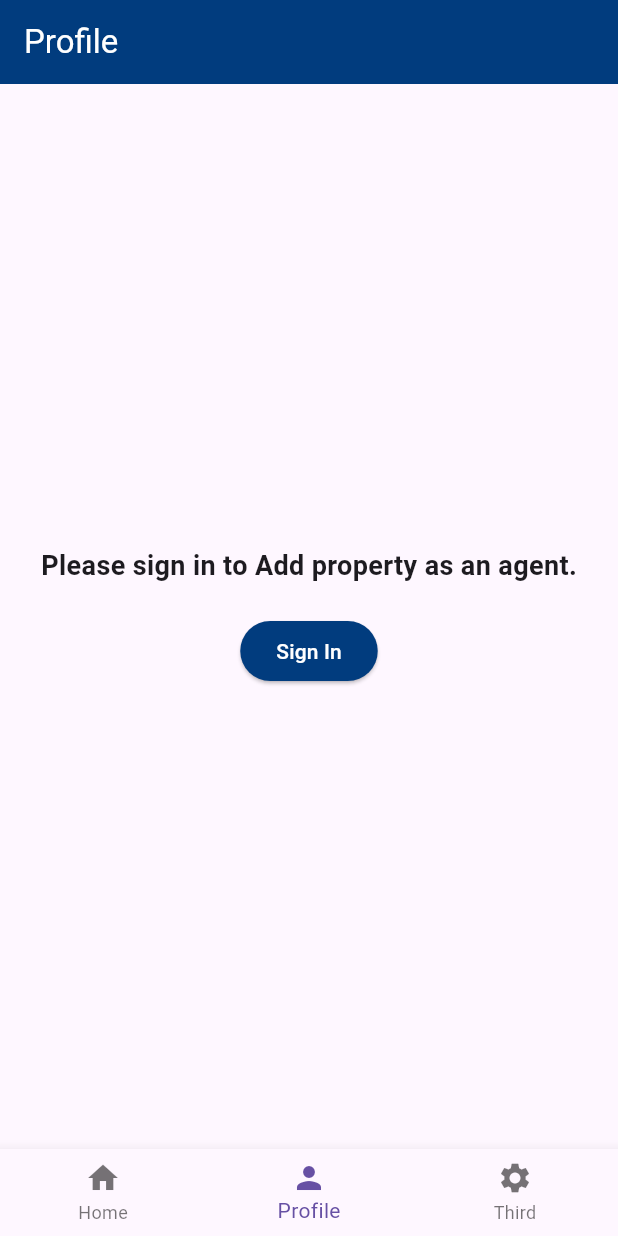
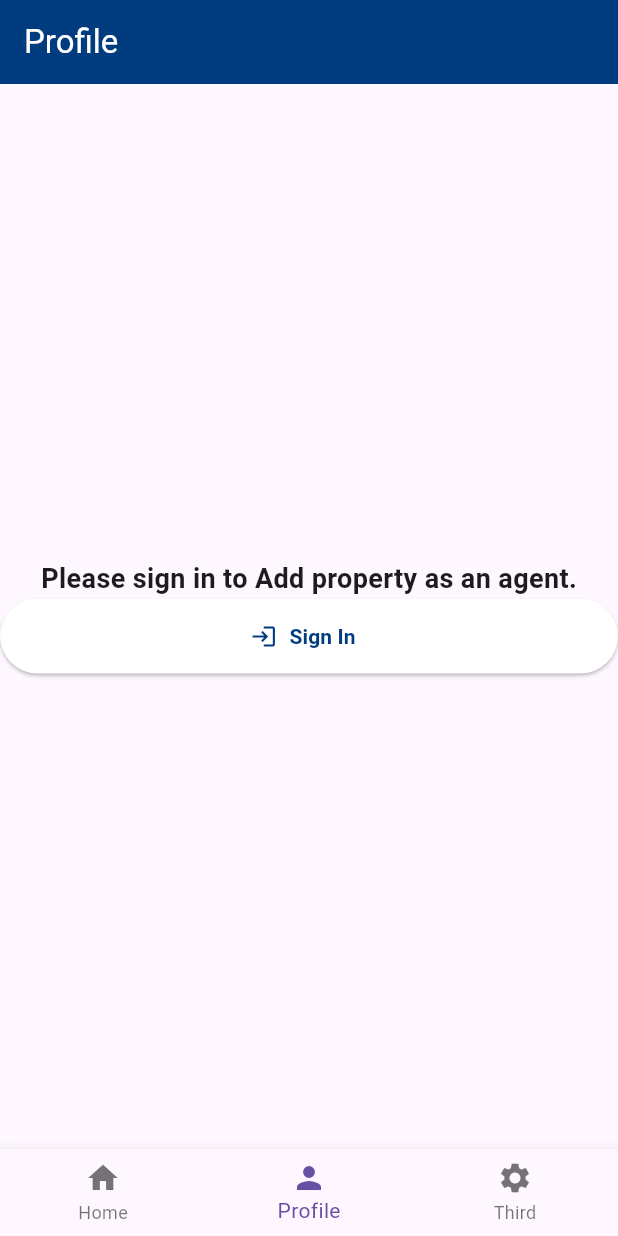
Before and after one commit to Jatinsinghv64/PropertyManagement, a Flutter app: the screen it shows after launch, item 2 of the bottom bar chosen, on a phone screen of 412 x 824 dp. Run offline on Flutter 3.47's test engine with Material 3 defaults, Android fonts, the light colour scheme and no system bars; our stand-ins replace cached_network_image, carousel_slider, cloud_firestore, firebase_auth, firebase_core, firebase_storage and 2 more; accounts and stored records are empty.

Commit message:
with Updated UI with more functionality

```diff
--- a/lib/editpropertyscreen.dart
+++ b/lib/editpropertyscreen.dart
@@ -50,6 +50,7 @@ class _EditPropertyScreenState extends State<EditPropertyScreen> {
     return Scaffold(
       appBar: AppBar(
         title: Text('Edit Property'),
+        backgroundColor: Color(0xFF013c7e),
       ),
       body: Padding(
         padding: const EdgeInsets.all(16.0),
--- a/lib/loading_screen.dart
+++ b/lib/loading_screen.dart
@@ -18,12 +18,12 @@ class _LoadingScreenState extends State<LoadingScreen> {
 
   Future<void> _loadData() async {
     // Simulate some loading tasks
-    await Future.delayed(Duration(seconds: 6));
+    await Future.delayed(Duration(seconds: 2));
 
     // Navigate to the home screen after the loading is complete
     Navigator.pushReplacement(
       context,
-      MaterialPageRoute(builder: (context) => AuthenticationWrapper()), // Replace with your home screen
+      MaterialPageRoute(builder: (context) => MyHomePage()), // Replace with your home screen
     );
   }
 
--- a/lib/main.dart
+++ b/lib/main.dart
@@ -4,6 +4,7 @@ import 'package:flutter/material.dart';
 import 'package:firebase_core/firebase_core.dart';
 import 'package:property/bottomnavigationBar.dart';
 import 'package:property/loading_screen.dart';
+import 'package:property/myproperties.dart';
 import 'package:property/profile.dart';
 import 'package:property/property_detail.dart';
 import 'package:property/propertycard.dart';
@@ -24,11 +25,12 @@ class MyApp extends StatelessWidget {
   @override
   Widget build(BuildContext context) {
     return MaterialApp(
-      home: MyHomePage(),
+      home: LoadingScreen(),
       debugShowCheckedModeBanner: false,
       routes: {
         '/home': (context) => PropertyListScreen(),
         '/profile': (context) => ProfilePage(),
+        '/my_properties': (context) => MyPropertiesPage(),
       },
     );
   }
@@ -171,10 +173,10 @@ class _PropertyListScreenState extends State<PropertyListScreen> {
       appBar: AppBar(
         backgroundColor: Color(0xFF013c7e),
         title: Container(
-          padding: EdgeInsets.all(4.0),
+          padding: EdgeInsets.all(2.5),
           decoration: BoxDecoration(
             color: Colors.white,
-            borderRadius: BorderRadius.circular(8.0),
+            borderRadius: BorderRadius.circular(40.0),
           ),
           child: Row(
             children: [
@@ -189,7 +191,7 @@ class _PropertyListScreenState extends State<PropertyListScreen> {
                   child: Container(
                     decoration: BoxDecoration(
                       border: Border.all(color: Color(0xFF013c7e)),
-                      borderRadius: BorderRadius.circular(8.0),
+                      borderRadius: BorderRadius.circular(40.0),
                     ),
                     child: Row(
                       children: [
--- a/lib/profile.dart
+++ b/lib/profile.dart
@@ -75,7 +75,7 @@ class _ProfilePageState extends State<ProfilePage> {
             children: [
               CircleAvatar(
                 radius: 50,
-                backgroundImage: NetworkImage(_user!.photoURL ?? ''),
+                backgroundImage: NetworkImage(_user!.photoURL ?? 'https://cdn-icons-png.flaticon.com/512/700/700674.png'),
               ),
               SizedBox(height: 20),
               Text(
@@ -85,14 +85,19 @@ class _ProfilePageState extends State<ProfilePage> {
                   fontWeight: FontWeight.bold,
                 ),
               ),
-              SizedBox(height: 10),
+              SizedBox(height: 20),
               Text(
                 _user!.email ?? '',
                 style: TextStyle(fontSize: 16, color: Colors.grey),
               ),
-              SizedBox(height: 20),
+              const SizedBox(height: 30),
+              const Divider(),
+              // const SizedBox(height: 10),
               // Add a button to navigate to MyPropertiesPage
-              ElevatedButton(
+              SizedBox(
+                width: double.infinity,
+                height: 50,
+                child: ElevatedButton.icon(
                   onPressed: () {
                     Navigator.pushReplacement(
                       context,
@@ -102,23 +107,60 @@ class _ProfilePageState extends State<ProfilePage> {
                     );
                   },
                   style: ElevatedButton.styleFrom(
-                  primary: Color(0xFF013c7e),
+                    primary: Colors.white,
                     // Set the desired background color
                   ),
-                child: Text(
+                  icon: Icon(
+                    Icons.home,
+                    color: Color(0xFF013c7e),
+                  ),
+                  label: Text(
                     'My Properties',
-                  style: TextStyle(color: Colors.white),
+                    style: TextStyle(color: Color(0xFF013c7e), fontWeight: FontWeight.bold),
                   ),
                 ),
+              ),
+
+              // SizedBox(height: 5,),
+              SizedBox(
+                width: double.infinity,
+                height: 50,
+                child: ElevatedButton.icon(
+                  onPressed: () {
+                    Navigator.pushReplacement(
+                      context,
+                      MaterialPageRoute(
+                        builder: (context) => AddPropertyPage(),
+                      ),
+                    );
+                  },
+                  style: ElevatedButton.styleFrom(
+                    primary: Colors.white,
+                    // Set the desired background color
+                  ),
+                  icon: Icon(
+                    Icons.add,
+                    color: Color(0xFF013c7e),
+                  ),
+                  label: Text(
+                    'Add Property',
+                    style: TextStyle(color: Color(0xFF013c7e), fontWeight: FontWeight.bold),
+                  ),
+                ),
+              ),
+
             ],
           )
               : Text(
             'Please sign in to Add property as an agent.',
             style: TextStyle(fontSize: 18, fontWeight: FontWeight.bold),
           ),
-          SizedBox(height: 20),
+          // SizedBox(height: 10),
           // Sign-in and Sign-out button
-          ElevatedButton(
+          SizedBox(
+            height: 50,
+            width: double.infinity,
+            child: ElevatedButton.icon(
               onPressed: () {
                 if (_user == null) {
                   _handleSignIn();
@@ -127,14 +169,20 @@ class _ProfilePageState extends State<ProfilePage> {
                 }
               },
               style: ElevatedButton.styleFrom(
-              primary: Color(0xFF013c7e),
+                primary: Colors.white,
                 // Set the desired background color
               ),
-            child: Text(
+              icon: Icon(
+                _user == null ? Icons.login : Icons.logout, // Change icons based on sign in/out state
+                color: Color(0xFF013c7e),
+              ),
+              label: Text(
                 _user == null ? 'Sign In' : 'Sign Out',
-              style: TextStyle(color: Colors.white),
+                style: TextStyle(color: Color(0xFF013c7e), fontWeight: FontWeight.bold),
               ),
             ),
+          ),
+
         ],
       ),
     );
@@ -157,22 +205,22 @@ class _ProfilePageState extends State<ProfilePage> {
           backgroundColor: Color(0xFF013c7e),
         ),
         body: _bodyContent(),
-        floatingActionButton: _user != null
-            ? FloatingActionButton.extended(
-          onPressed: () {
-            Navigator.pushReplacement(
-              context,
-              MaterialPageRoute(builder: (context) => AddPropertyPage()),
-            );
-          },
-          label: Text(
-            'Add Property',
-            style: TextStyle(color: Colors.white),
-          ),
-          icon: Icon(Icons.add),
-          backgroundColor: Colors.green,
-        )
-            : null,
+        //floatingActionButton: _user != null
+        //     ? FloatingActionButton.extended(
+        //   onPressed: () {
+        //     Navigator.pushReplacement(
+        //       context,
+        //       MaterialPageRoute(builder: (context) => AddPropertyPage()),
+        //     );
+        //   },
+        //   label: Text(
+        //     'Add Property',
+        //     style: TextStyle(color: Colors.white),
+        //   ),
+        //   icon: Icon(Icons.add),
+        //   backgroundColor: Colors.green,
+        // )
+            //: null,
         // If the user is not signed in, hide the button
       ),
     );
```
Also changed, not shown: lib/myproperties.dart (+19 -3 lines). Lines whose indentation alone changed are shown as unchanged.
